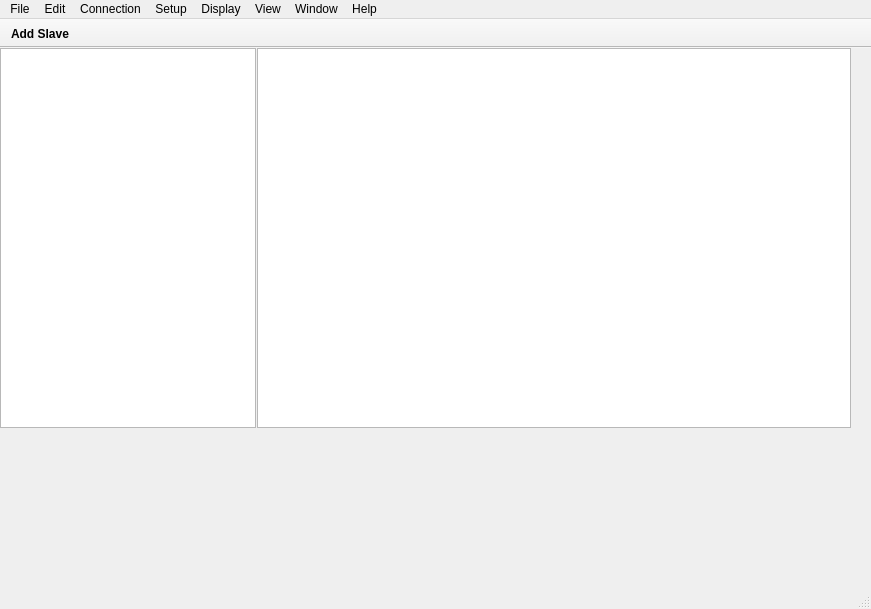
First picture: the form in modbusx/ui/main_window.ui, repository sweeboon/ModBusX, before the edit.
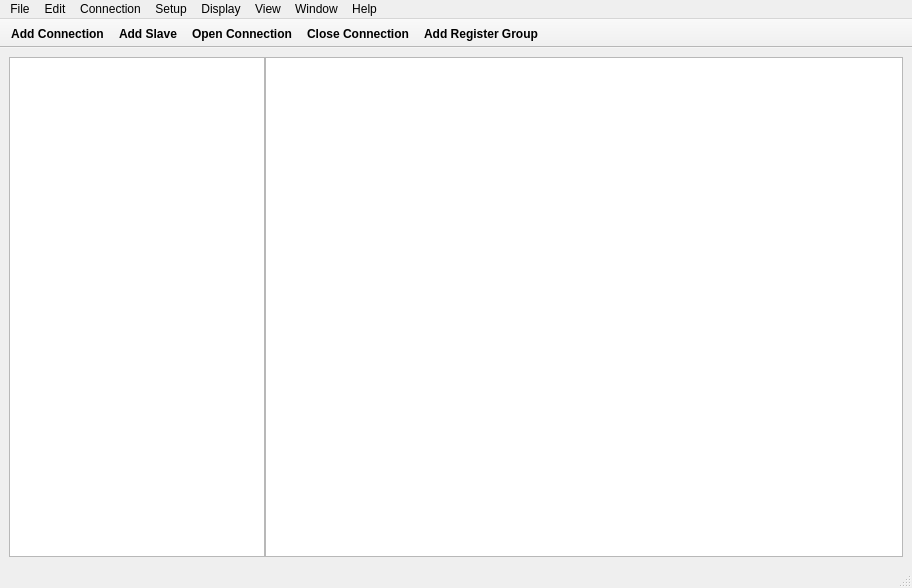
Second picture: the form after the edit. Icons and pictures are not drawn.

Commit message:
Add ConnectDialog UI and functionality for Modbus connection
- Implemented ConnectDialog class in connect_dialog.py to handle user input for connecting to a Modbus server.
- Added validation for port number and IP address input.
- Created corresponding UI file connect_dialog.ui with fields for connection type, serial settings, IP address, and port number.
- Integrated dialog buttons for accepting and rejecting the connection.

Diff of the .ui file:
```diff
--- a/modbusx/ui/main_window.ui
+++ b/modbusx/ui/main_window.ui
@@ -6,10 +6,22 @@
    <rect>
     <x>0</x>
     <y>0</y>
-    <width>871</width>
-    <height>609</height>
+    <width>912</width>
+    <height>588</height>
    </rect>
   </property>
+  <property name="sizePolicy">
+   <sizepolicy hsizetype="Preferred" vsizetype="Preferred">
+    <horstretch>0</horstretch>
+    <verstretch>0</verstretch>
+   </sizepolicy>
+  </property>
+  <property name="baseSize">
+   <size>
+    <width>0</width>
+    <height>0</height>
+   </size>
+  </property>
   <property name="font">
    <font>
     <family>Yu Gothic UI</family>
@@ -37,14 +49,69 @@
    <bool>false</bool>
   </property>
   <widget class="QWidget" name="centralwidget">
+   <property name="sizePolicy">
+    <sizepolicy hsizetype="Expanding" vsizetype="Expanding">
+     <horstretch>0</horstretch>
+     <verstretch>0</verstretch>
+    </sizepolicy>
+   </property>
+   <property name="baseSize">
+    <size>
+     <width>0</width>
+     <height>0</height>
+    </size>
+   </property>
+   <layout class="QVBoxLayout" name="verticalLayout_3">
+    <item>
    <widget class="QSplitter" name="splitter">
-    <property name="geometry">
-     <rect>
-      <x>0</x>
-      <y>0</y>
-      <width>851</width>
-      <height>380</height>
-     </rect>
+      <property name="sizePolicy">
+       <sizepolicy hsizetype="Expanding" vsizetype="Preferred">
+        <horstretch>0</horstretch>
+        <verstretch>0</verstretch>
+       </sizepolicy>
+      </property>
+      <property name="baseSize">
+       <size>
+        <width>0</width>
+        <height>0</height>
+       </size>
+      </property>
+      <property name="palette">
+       <palette>
+        <active>
+         <colorrole role="Shadow">
+          <brush brushstyle="SolidPattern">
+           <color alpha="255">
+            <red>255</red>
+            <green>255</green>
+            <blue>255</blue>
+           </color>
+          </brush>
+         </colorrole>
+        </active>
+        <inactive>
+         <colorrole role="Shadow">
+          <brush brushstyle="SolidPattern">
+           <color alpha="255">
+            <red>255</red>
+            <green>255</green>
+            <blue>255</blue>
+           </color>
+          </brush>
+         </colorrole>
+        </inactive>
+        <disabled>
+         <colorrole role="Shadow">
+          <brush brushstyle="SolidPattern">
+           <color alpha="255">
+            <red>255</red>
+            <green>255</green>
+            <blue>255</blue>
+           </color>
+          </brush>
+         </colorrole>
+        </disabled>
+       </palette>
     </property>
     <property name="lineWidth">
      <number>0</number>
@@ -56,15 +123,58 @@
      <bool>true</bool>
     </property>
     <property name="handleWidth">
-     <number>1</number>
+       <number>0</number>
     </property>
     <widget class="QTreeView" name="treeView">
      <property name="minimumSize">
       <size>
-       <width>0</width>
+         <width>100</width>
        <height>0</height>
       </size>
      </property>
+       <property name="palette">
+        <palette>
+         <active>
+          <colorrole role="Shadow">
+           <brush brushstyle="SolidPattern">
+            <color alpha="255">
+             <red>255</red>
+             <green>255</green>
+             <blue>255</blue>
+            </color>
+           </brush>
+          </colorrole>
+         </active>
+         <inactive>
+          <colorrole role="Shadow">
+           <brush brushstyle="SolidPattern">
+            <color alpha="255">
+             <red>255</red>
+             <green>255</green>
+             <blue>255</blue>
+            </color>
+           </brush>
+          </colorrole>
+         </inactive>
+         <disabled>
+          <colorrole role="Shadow">
+           <brush brushstyle="SolidPattern">
+            <color alpha="255">
+             <red>255</red>
+             <green>255</green>
+             <blue>255</blue>
+            </color>
+           </brush>
+          </colorrole>
+         </disabled>
+        </palette>
+       </property>
+       <property name="lineWidth">
+        <number>0</number>
+       </property>
+       <property name="editTriggers">
+        <set>QAbstractItemView::EditKeyPressed</set>
+       </property>
     </widget>
     <widget class="QTableView" name="tableView">
      <property name="sizePolicy">
@@ -79,8 +189,53 @@
        <height>0</height>
       </size>
      </property>
-    </widget>
-   </widget>
+       <property name="palette">
+        <palette>
+         <active>
+          <colorrole role="Shadow">
+           <brush brushstyle="SolidPattern">
+            <color alpha="255">
+             <red>255</red>
+             <green>255</green>
+             <blue>255</blue>
+            </color>
+           </brush>
+          </colorrole>
+         </active>
+         <inactive>
+          <colorrole role="Shadow">
+           <brush brushstyle="SolidPattern">
+            <color alpha="255">
+             <red>255</red>
+             <green>255</green>
+             <blue>255</blue>
+            </color>
+           </brush>
+          </colorrole>
+         </inactive>
+         <disabled>
+          <colorrole role="Shadow">
+           <brush brushstyle="SolidPattern">
+            <color alpha="255">
+             <red>255</red>
+             <green>255</green>
+             <blue>255</blue>
+            </color>
+           </brush>
+          </colorrole>
+         </disabled>
+        </palette>
+       </property>
+       <property name="sortingEnabled">
+        <bool>true</bool>
+       </property>
+       <attribute name="verticalHeaderStretchLastSection">
+        <bool>true</bool>
+       </attribute>
+      </widget>
+     </widget>
+    </item>
+   </layout>
   </widget>
   <widget class="QStatusBar" name="statusbar"/>
   <widget class="QMenuBar" name="menubar">
@@ -88,7 +243,7 @@
     <rect>
      <x>0</x>
      <y>0</y>
-     <width>871</width>
+     <width>912</width>
      <height>26</height>
     </rect>
    </property>
@@ -158,12 +313,49 @@
    <addaction name="menuHelp"/>
   </widget>
   <widget class="QToolBar" name="toolBar">
+   <property name="palette">
+    <palette>
+     <active>
+      <colorrole role="Shadow">
+       <brush brushstyle="SolidPattern">
+        <color alpha="255">
+         <red>255</red>
+         <green>255</green>
+         <blue>255</blue>
+        </color>
+       </brush>
+      </colorrole>
+     </active>
+     <inactive>
+      <colorrole role="Shadow">
+       <brush brushstyle="SolidPattern">
+        <color alpha="255">
+         <red>255</red>
+         <green>255</green>
+         <blue>255</blue>
+        </color>
+       </brush>
+      </colorrole>
+     </inactive>
+     <disabled>
+      <colorrole role="Shadow">
+       <brush brushstyle="SolidPattern">
+        <color alpha="255">
+         <red>255</red>
+         <green>255</green>
+         <blue>255</blue>
+        </color>
+       </brush>
+      </colorrole>
+     </disabled>
+    </palette>
+   </property>
    <property name="font">
     <font>
      <family>Yu Gothic UI</family>
-     <weight>50</weight>
+     <weight>75</weight>
      <italic>false</italic>
-     <bold>false</bold>
+     <bold>true</bold>
      <strikeout>false</strikeout>
     </font>
    </property>
@@ -194,7 +386,11 @@
    <attribute name="toolBarBreak">
     <bool>false</bool>
    </attribute>
+   <addaction name="actionConnect"/>
    <addaction name="actionAddSlave"/>
+   <addaction name="actionOpenConnect"/>
+   <addaction name="actionCloseConnect"/>
+   <addaction name="actionAddRegisterGroup"/>
   </widget>
   <action name="actionAddSlave">
    <property name="icon">
@@ -252,6 +448,54 @@
     <string>Disconnect</string>
    </property>
   </action>
+  <action name="actionConnect">
+   <property name="icon">
+    <iconset resource="../assets/resources.qrc">
+     <normaloff>:/icons/icons/connect.svg</normaloff>:/icons/icons/connect.svg</iconset>
+   </property>
+   <property name="text">
+    <string>Add Connection</string>
+   </property>
+   <property name="font">
+    <font>
+     <weight>75</weight>
+     <bold>true</bold>
+    </font>
+   </property>
+  </action>
+  <action name="actionOpenConnect">
+   <property name="icon">
+    <iconset resource="../assets/resources.qrc">
+     <normaloff>:/icons/icons/open_connect.svg</normaloff>:/icons/icons/open_connect.svg</iconset>
+   </property>
+   <property name="text">
+    <string>Open Connection</string>
+   </property>
+   <property name="font">
+    <font>
+     <weight>75</weight>
+     <bold>true</bold>
+    </font>
+   </property>
+  </action>
+  <action name="actionCloseConnect">
+   <property name="icon">
+    <iconset resource="../assets/resources.qrc">
+     <normaloff>:/icons/icons/close_connect.svg</normaloff>:/icons/icons/close_connect.svg</iconset>
+   </property>
+   <property name="text">
+    <string>Close Connection</string>
+   </property>
+  </action>
+  <action name="actionAddRegisterGroup">
+   <property name="icon">
+    <iconset resource="../assets/resources.qrc">
+     <normaloff>:/icons/icons/add_register_group.svg</normaloff>:/icons/icons/add_register_group.svg</iconset>
+   </property>
+   <property name="text">
+    <string>Add Register Group</string>
+   </property>
+  </action>
  </widget>
  <resources>
   <include location="resources/resources.qrc"/>
```
Left out of the diff: 6 changed lines with no effect on the pictures. Lines whose indentation alone changed are shown as unchanged. The commit also changes 21 other files.
